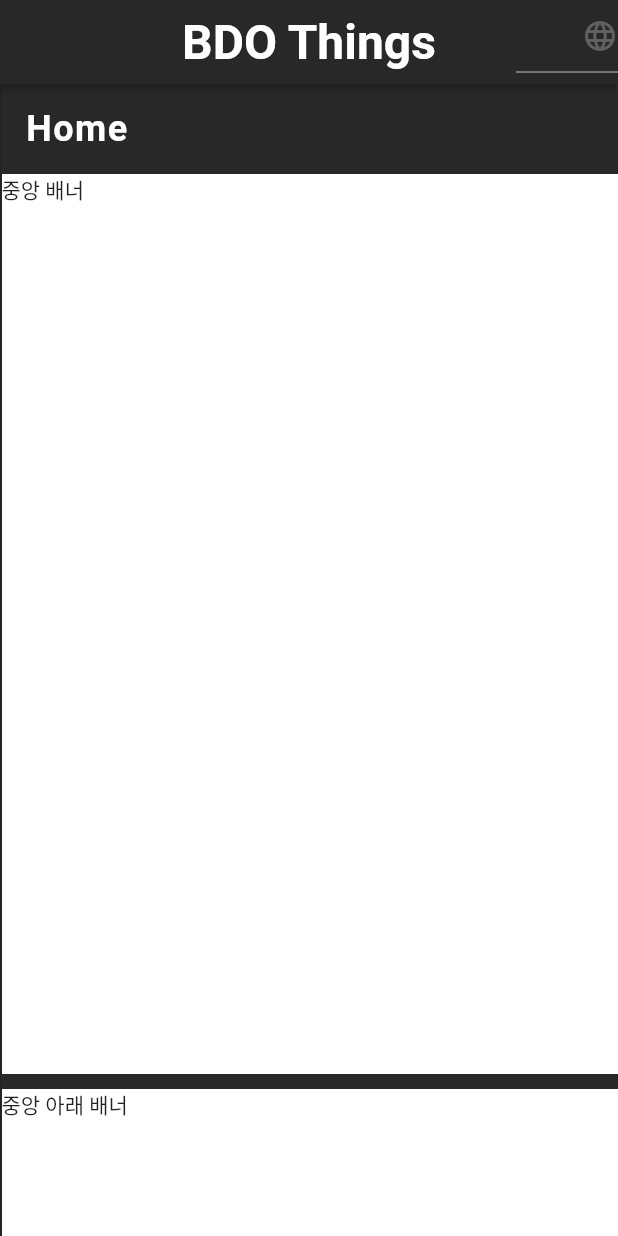
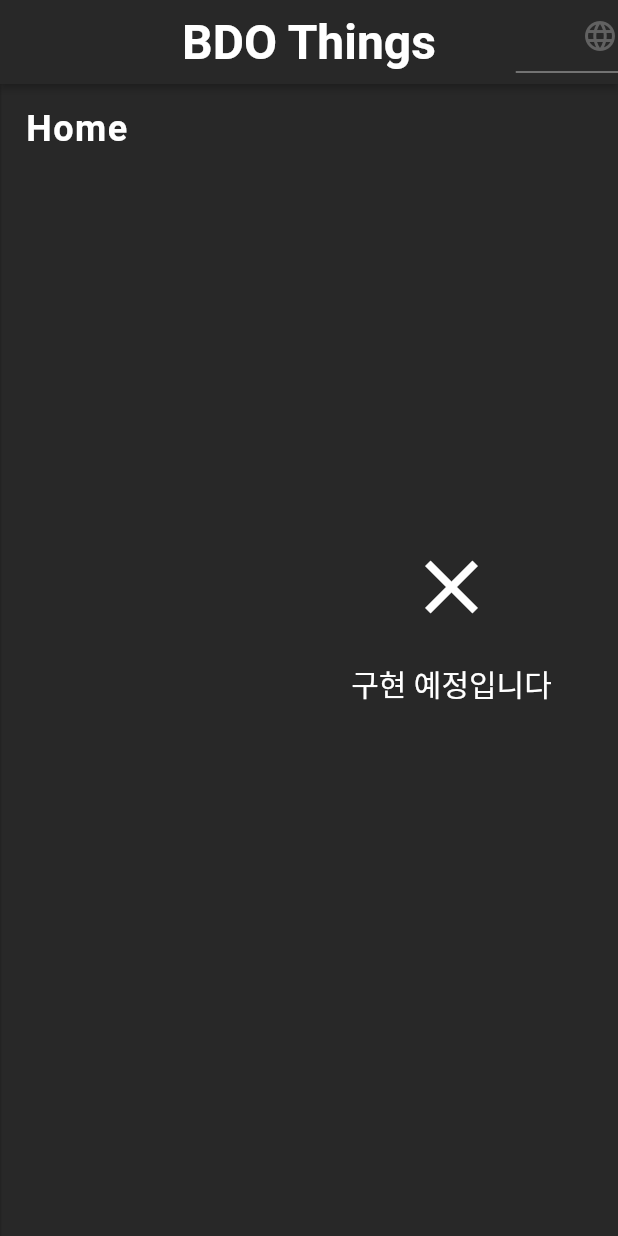
Before and after one commit to sms1875/BDO-Things, a Flutter app: the screen it shows after launch, on a phone screen of 412 x 824 dp. Run offline on Flutter 3.47's test engine with Material 2 defaults, Android fonts, the phone set to English and light mode, and no system bars; our stand-ins replace carousel_slider, syncfusion_flutter_calendar; network calls fail.

Commit message:
reafactor: 구현 예정 위젯 처리
구현 예정 위젯화면 설정

```diff
--- a/lib/constants.dart
+++ b/lib/constants.dart
@@ -42,4 +42,14 @@ class CONSTANTS {
   };
 
   static const List<String> lifeSkillLevels = ['초급', '견습', '숙련','전문', '장인','명장','도인'];
+
+  static const lifeSkillLevelNameMap = {
+    '초급': 0,
+    '견습': 10,
+    '숙련': 20,
+    '전문': 30,
+    '장인': 40,
+    '명장': 50,
+    '도인': 80,
+  };
 }
--- a/lib/screen/home/widgets/home_widget.dart
+++ b/lib/screen/home/widgets/home_widget.dart
@@ -14,8 +14,30 @@ class HomeWidget extends BaseWidget {
       direction: Axis.vertical,
       spacing: 10.0,
       children: [
-        banner('중앙 배너', 600, 600),
-        banner('중앙 아래 배너', 600, 600),
+        SizedBox(
+          height: 600,
+          width: 600,
+          child: Column(
+            mainAxisAlignment: MainAxisAlignment.center,
+            children: [
+              Icon(Icons.close, color: Colors.white, size: 60),
+              SizedBox(height: 20),
+              Text("구현 예정입니다", style: TextStyle(color: Colors.white, fontSize: 20)),
+            ],
+          ),
+        ),
+        SizedBox(
+          height: 600,
+          width: 600,
+          child: Column(
+            mainAxisAlignment: MainAxisAlignment.center,
+            children: [
+              Icon(Icons.close, color: Colors.white, size: 60),
+              SizedBox(height: 20),
+              Text("구현 예정입니다", style: TextStyle(color: Colors.white, fontSize: 20)),
+            ],
+          ),
+        ),
       ],
     );
   }
@@ -26,8 +48,18 @@ class HomeWidget extends BaseWidget {
       direction: Axis.vertical,
       spacing: 10.0,
       children: [
-        banner('왼쪽 배너', 400, 300),
-        banner('왼쪽 아래 배너', 300, 300),
+        SizedBox(
+          height: 400,
+          width: 300,
+          child: Column(
+            mainAxisAlignment: MainAxisAlignment.center,
+            children: [
+              Icon(Icons.close, color: Colors.white, size: 60),
+              SizedBox(height: 20),
+              Text("구현 예정입니다", style: TextStyle(color: Colors.white, fontSize: 20)),
+            ],
+          ),
+        ),
       ],
     );
   }
--- a/lib/screen/tools/widgets/tools_widget.dart
+++ b/lib/screen/tools/widgets/tools_widget.dart
@@ -7,7 +7,7 @@ import 'trade_crate_calculator_widget.dart';
 List<Map<String, String>> toolData = [
   {'name': '가공무역 계산기', 'image': 'tradeCrate', 'page': 'Trade_crate'},
   {'name': '소환서 계산기', 'image': '고유결이미지', 'page': 'Scroll_calculator'},
-  {'name': '예비2', 'image': 'tradeCrate', 'page': 'Test2'},
+  //{'name': '예비2', 'image': 'tradeCrate', 'page': 'Test2'},
 ];
 
 class ToolsWidget extends StatefulWidget {
```
Also changed, not shown: lib/screen/setting/life_skill_controller.dart (+10 -3 lines), lib/screen/setting/widgets/life_skill_widget.dart (+1 -8 lines), lib/screen/setting/widgets/setting_widget.dart (+26 -7 lines). Lines whose indentation alone changed are shown as unchanged.
